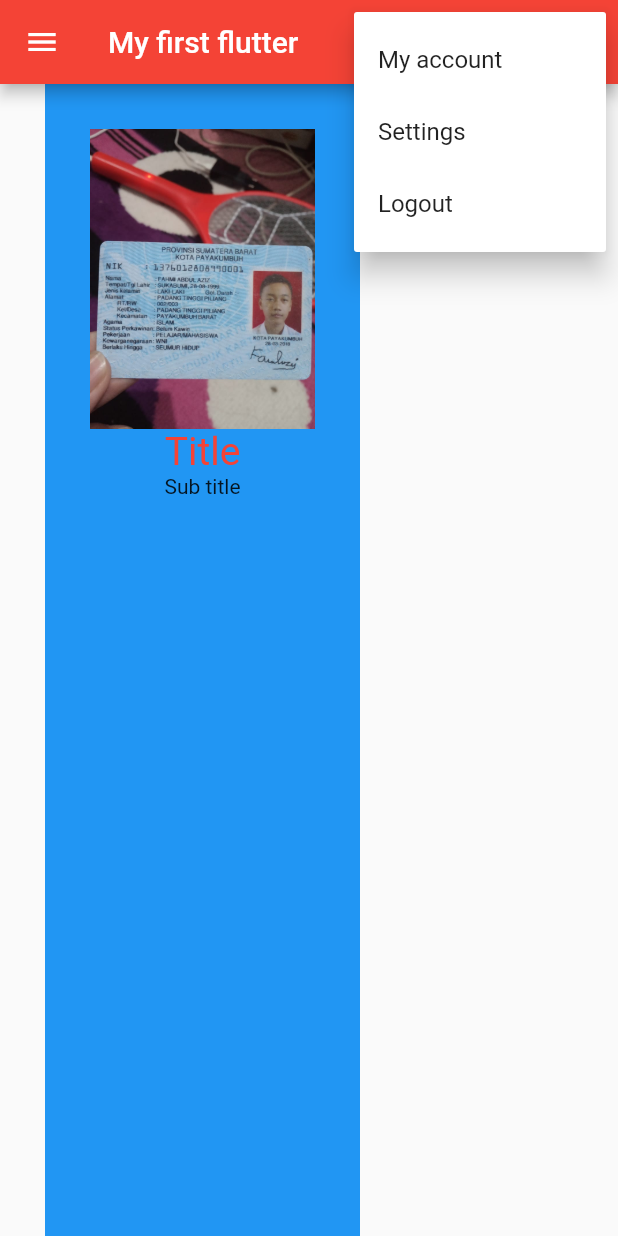
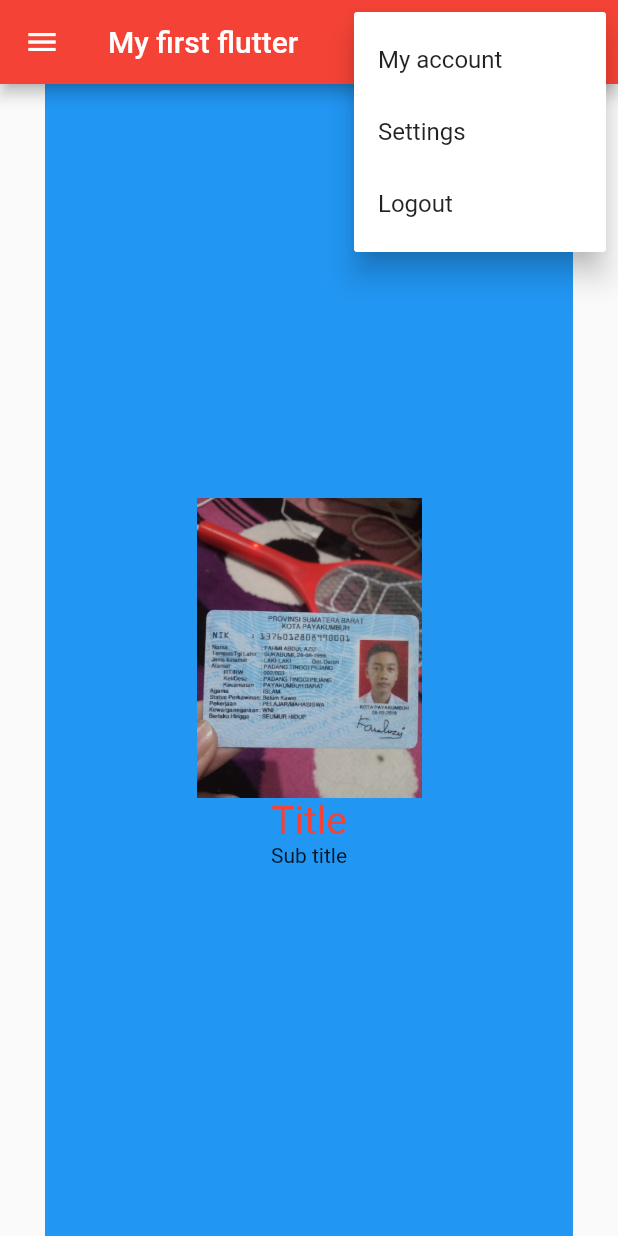
Before and after one commit to fahmi54321/my_first_flutter, a Flutter app: the screen it shows after launch, after a tap on the "more vert" icon, on a phone screen of 412 x 824 dp. Run offline on Flutter 3.47's test engine with Material 2 defaults, Android fonts, the phone set to English and light mode, and no system bars.

Commit message:
axis alignment

```diff
--- a/lib/main.dart
+++ b/lib/main.dart
@@ -1,6 +1,7 @@
 import 'package:flutter/material.dart';
 import 'package:my_first_flutter/app_bar/app_bar_default.dart';
 import 'package:my_first_flutter/app_bar/silver_app_bar.dart';
+import 'package:my_first_flutter/main_axis/axis_alignment.dart';
 
 import 'basic_ui/BasicUi.dart';
 import 'font_style/ImportFonts.dart';
@@ -31,6 +32,6 @@ class MyApp extends StatelessWidget {
           // is not restarted.
           primarySwatch: Colors.blue,
         ),
-        home: ImportFonts());
+        home: CAxisAlignment());
   }
 }
--- /dev/null
+++ b/lib/main_axis/axis_alignment.dart
@@ -0,0 +1,83 @@
+import 'package:flutter/cupertino.dart';
+import 'package:flutter/material.dart';
+import 'package:my_first_flutter/font_style/font_style.dart';
+
+class CAxisAlignment extends StatelessWidget {
+  const CAxisAlignment({Key? key}) : super(key: key);
+
+  @override
+  Widget build(BuildContext context) {
+    return Scaffold(
+      appBar: AppBar(
+        title: Text("My first flutter"),
+        backgroundColor: Colors.red,
+        actions: <Widget>[
+          IconButton(
+              icon: const Icon(Icons.add_alert),
+              tooltip: 'Show Snackbar',
+              onPressed: () {
+                ScaffoldMessenger.of(context)
+                    .showSnackBar(const SnackBar(content: Text('Snackbar')));
+              }),
+          TextButton(onPressed: () {}, child: Text("Text button")),
+          PopupMenuButton(itemBuilder: (context) {
+            return [
+              PopupMenuItem<int>(
+                child: Text("My account"),
+                value: 0,
+              ),
+              PopupMenuItem<int>(
+                child: Text("Settings"),
+                value: 1,
+              ),
+              PopupMenuItem<int>(
+                child: Text("Logout"),
+                value: 2,
+              )
+            ];
+          }, onSelected: (value) {
+            if (value == 0) {
+              ScaffoldMessenger.of(context)
+                  .showSnackBar(const SnackBar(content: Text('My accounnt')));
+            } else if (value == 1) {
+              ScaffoldMessenger.of(context)
+                  .showSnackBar(const SnackBar(content: Text('Settings')));
+            } else if (value == 2) {
+              ScaffoldMessenger.of(context)
+                  .showSnackBar(const SnackBar(content: Text('Logout')));
+            }
+          })
+        ],
+        leading: IconButton(
+          onPressed: () {},
+          icon: Icon(Icons.menu),
+        ),
+      ),
+      body: SafeArea(
+        child: Container(
+            color: Colors.blue,
+            margin: EdgeInsets.only(left: 30.0, top: 0, right: 30.0),
+            padding: EdgeInsets.only(left: 30.0, top: 30.0, right: 30.0),
+            child: Row(
+              mainAxisAlignment: MainAxisAlignment.center,
+              children: [
+                Column(
+                  mainAxisAlignment: MainAxisAlignment.center,
+                  children: [
+                    Image(
+                      image: AssetImage('assets/gambar/ktp.jpeg'),
+                      height: 200,
+                    ),
+                    Text(
+                      "Title",
+                      style: mainHeader,
+                    ),
+                    Text("Sub title")
+                  ],
+                ),
+              ],
+            )),
+      ),
+    );
+  }
+}
```
